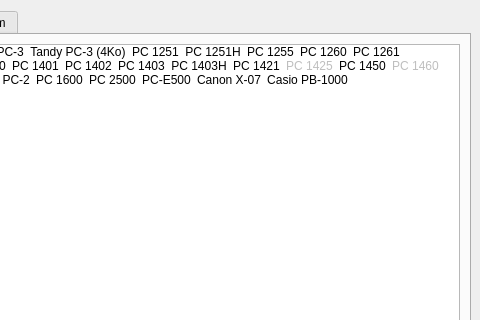
Old version of the form ui/startup.ui in the repository TheProjecter/pockemul; both pictures show x 224 to 704 and y 0 to 320 of the 704 by 557 pixel window.
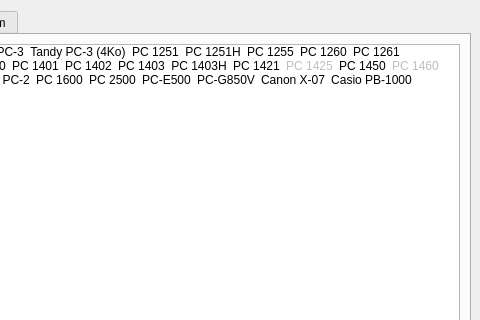
New version of the form. Icons and pictures are not drawn.

What changed in the file:
```diff
--- a/ui/startup.ui
+++ b/ui/startup.ui
@@ -365,6 +365,15 @@
             <normaloff>:/e500/pc-e500.png</normaloff>:/e500/pc-e500.png</iconset>
           </property>
          </item>
+         <item>
+          <property name="text">
+           <string>PC-G850V</string>
+          </property>
+          <property name="icon">
+           <iconset resource="../resources/g850v.qrc">
+            <normaloff>:/G850V/g850v.png</normaloff>:/G850V/g850v.png</iconset>
+          </property>
+         </item>
          <item>
           <property name="text">
            <string>Canon X-07</string>
```
Left out of the diff: 1 changed line with no effect on the pictures.
